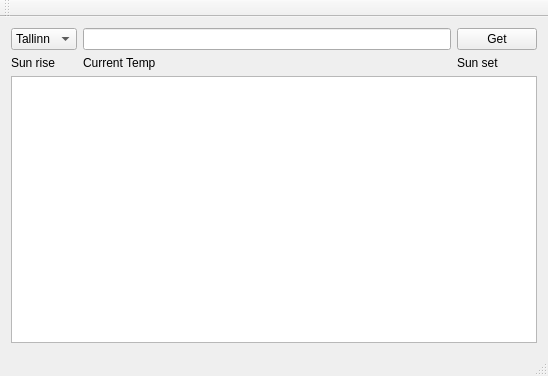
Above: OpenWeather/mainwindow.ui from Anaga/TARvg17 before the change. Below: the same form after it.
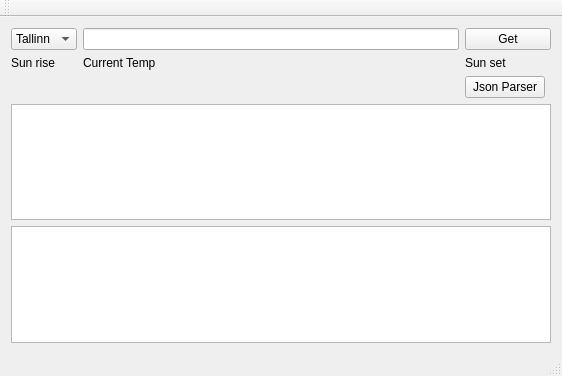
That is the form after the change.

Commit message: Start wotk in Json parser

The edit to the form file:
```diff
--- a/OpenWeather/mainwindow.ui
+++ b/OpenWeather/mainwindow.ui
@@ -6,7 +6,7 @@
    <rect>
     <x>0</x>
     <y>0</y>
-    <width>548</width>
+    <width>562</width>
     <height>376</height>
    </rect>
   </property>
@@ -80,6 +80,16 @@
       <item row="5" column="0" colspan="4">
        <widget class="QTextBrowser" name="textBrowser"/>
       </item>
+      <item row="6" column="0" colspan="4">
+       <widget class="QPlainTextEdit" name="plainTextEdit"/>
+      </item>
+      <item row="4" column="2">
+       <widget class="QPushButton" name="pushButton_Parse">
+        <property name="text">
+         <string>Json Parser</string>
+        </property>
+       </widget>
+      </item>
      </layout>
     </item>
    </layout>
```
Left out of the diff: 22 changed lines with no effect on the pictures. The commit also changes 2 other files.
